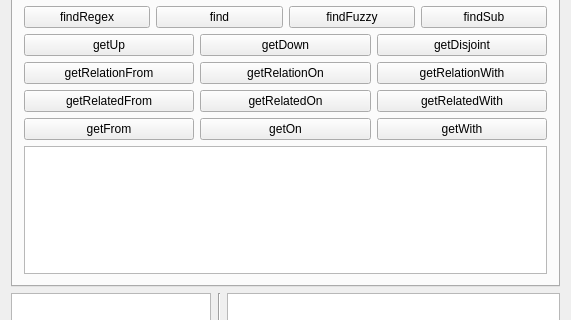
Old version of the form ui/ontologui.ui in the repository sarthou/ontologenius; both pictures show x 0 to 571 and y 115 to 435 of the 571 by 585 pixel window.
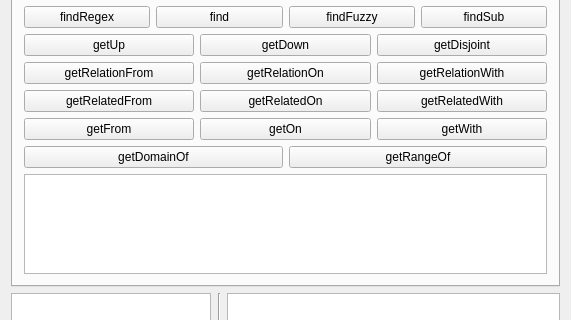
New version of the form. Icons and pictures are not drawn. Custom widgets are drawn as their Qt base class.

Commit message: [UPDATE] getDomainOf and getRangeOf for classes

The edit to the form file:
```diff
--- a/ui/ontologui.ui
+++ b/ui/ontologui.ui
@@ -292,6 +292,30 @@
           </item>
          </layout>
         </item>
+        <item>
+         <layout class="QHBoxLayout" name="horizontalLayout_30">
+          <item>
+           <widget class="QPushButtonExtended" name="Class_getDomainOf">
+            <property name="whatsThis">
+             <string>&lt;html&gt;&lt;head/&gt;&lt;body&gt;&lt;p&gt;&lt;span style=&quot; font-weight:600; font-style:italic;&quot;&gt;getDomainOf&lt;/span&gt; will give you all the properties for which the class given in the parameter is part of the domain.&lt;br/&gt;&lt;/p&gt;&lt;p&gt;Command line:&lt;/p&gt;&lt;p&gt;&lt;span style=&quot; font-family:'monospace';&quot;&gt;$ rosservice call /ontologenius/class &quot;{param: 'woman', action: 'getDomainOf'}&quot;&lt;/span&gt;&lt;/p&gt;&lt;p&gt; lt;/p&gt;&lt;/body&gt;&lt;/html&gt;</string>
+            </property>
+            <property name="text">
+             <string>getDomainOf</string>
+            </property>
+           </widget>
+          </item>
+          <item>
+           <widget class="QPushButtonExtended" name="Class_getRangeOf">
+            <property name="whatsThis">
+             <string>&lt;html&gt;&lt;head/&gt;&lt;body&gt;&lt;p&gt;&lt;span style=&quot; font-weight:600; font-style:italic;&quot;&gt;getRangeOf&lt;/span&gt; will give you all the properties for which the class given in the parameter is part of the range.&lt;br/&gt;&lt;/p&gt;&lt;p&gt;Command line:&lt;/p&gt;&lt;p&gt;&lt;span style=&quot; font-family:'monospace';&quot;&gt;$ rosservice call /ontologenius/class &amp;quot;{param: 'human', action: 'getRangeOf'}&amp;quot;&lt;/span&gt;&lt;/p&gt;&lt;p&gt; &lt;/p&gt;&lt;/body&gt;&lt;/html&gt;</string>
+            </property>
+            <property name="text">
+             <string>getRangeOf</string>
+            </property>
+           </widget>
+          </item>
+         </layout>
+        </item>
         <item>
          <widget class="QTextEdit" name="ClassDescription">
           <property name="verticalScrollBarPolicy">
```
The commit also changes 8 other files.
